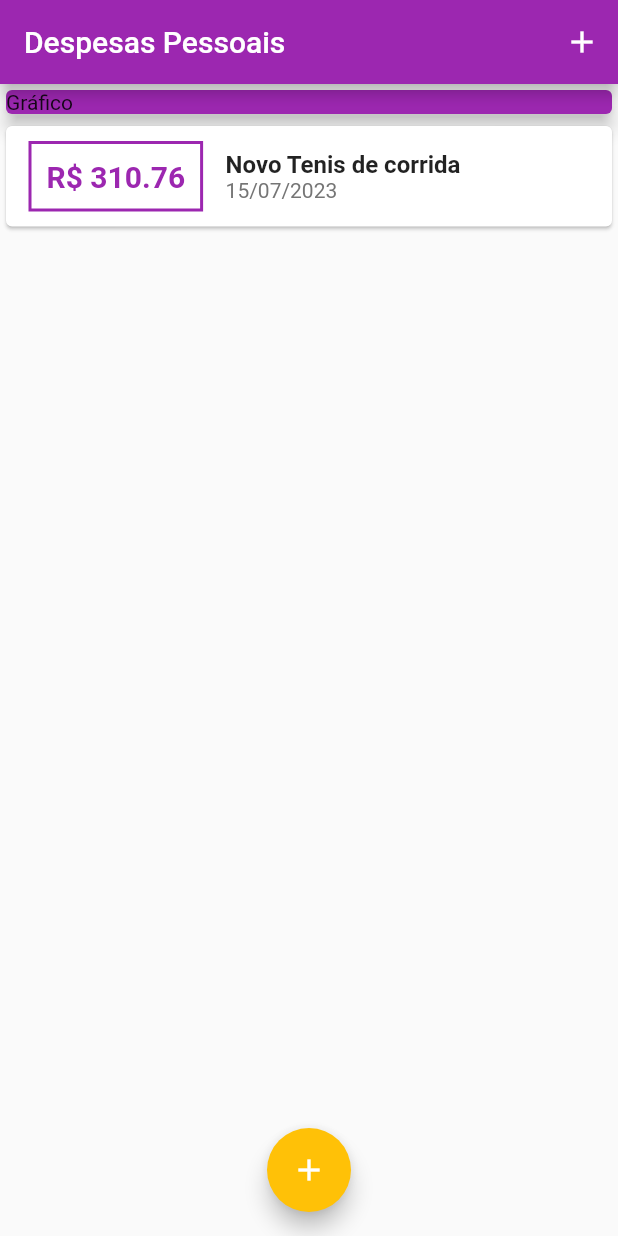
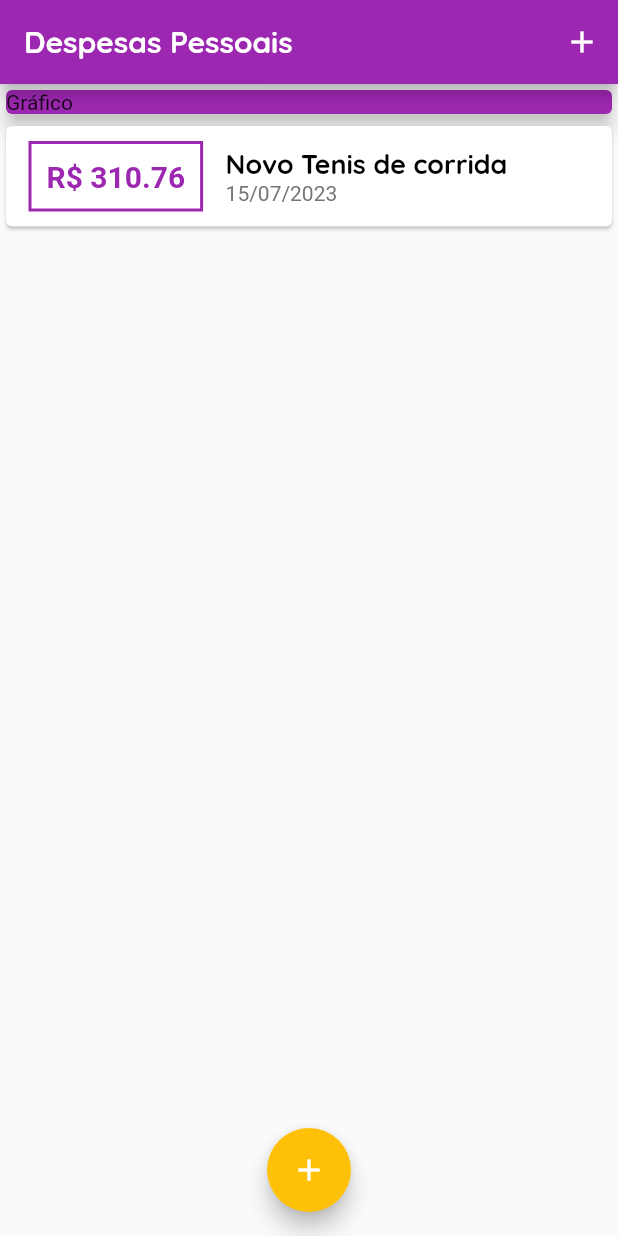
Before and after one commit to TiagOliveiraTI/expenses, a Flutter app: the screen it shows after launch, on a phone screen of 412 x 824 dp. Run offline on Flutter 3.47's test engine with Material 2 defaults, Android fonts, the phone set to English and light mode, and no system bars.

Commit message:
💄 add new fonts

```diff
--- a/lib/components/transaction_list.dart
+++ b/lib/components/transaction_list.dart
@@ -43,11 +43,8 @@ class TransactionList extends StatelessWidget {
                   children: [
                     Text(
                       tr.title,
-                      style: const TextStyle(
-                        fontSize: 16,
-                        fontWeight: FontWeight.bold,
-                      ),
-                    ), //  no inicio, font 16, bold
+                      style: Theme.of(context).textTheme.titleLarge,
+                    ),
                     Text(
                       DateFormat('d/MM/yyyy').format(tr.date),
                       style: TextStyle(color: Colors.grey[600]),
--- a/lib/main.dart
+++ b/lib/main.dart
@@ -21,6 +21,21 @@ class ExpensesApp extends StatelessWidget {
         colorScheme: theme.colorScheme.copyWith(
           primary: Colors.purple,
           secondary: Colors.amber,
+        ),
+        textTheme: theme.textTheme.copyWith(
+          titleLarge: const TextStyle(
+            fontFamily: 'Quicksand',
+            fontSize: 18,
+            fontWeight: FontWeight.bold,
+            color: Colors.black,
+          ),
+        ),
+        appBarTheme: const AppBarTheme(
+          titleTextStyle: TextStyle(
+            fontFamily: 'Quicksand',
+            fontSize: 20,
+            fontWeight: FontWeight.bold,
+          ),
         ),
       ),
     );
```
Also changed, not shown: pubspec.yaml (+12 -11 lines), assets/fonts/OpenSans-Bold.ttf (added), assets/fonts/OpenSans-Regular.ttf (added), assets/fonts/Quicksand-Bold.ttf (added), assets/fonts/Quicksand-Light.ttf (added), assets/fonts/Quicksand-Medium.ttf (added), assets/fonts/Quicksand-Regular.ttf (added).
